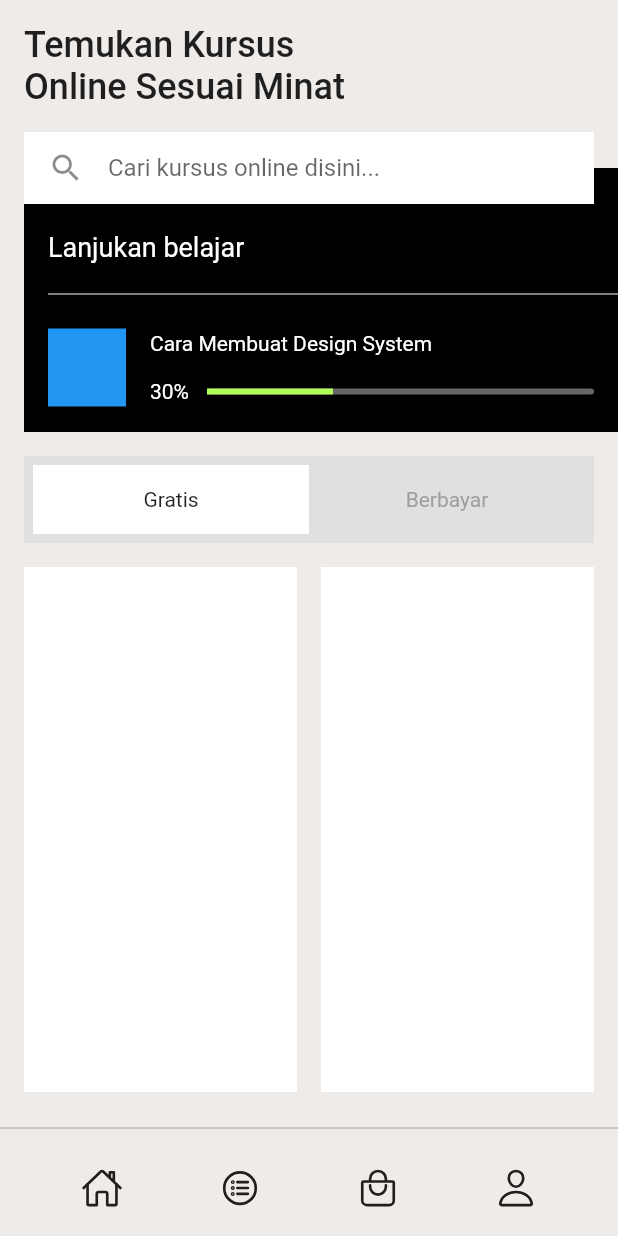
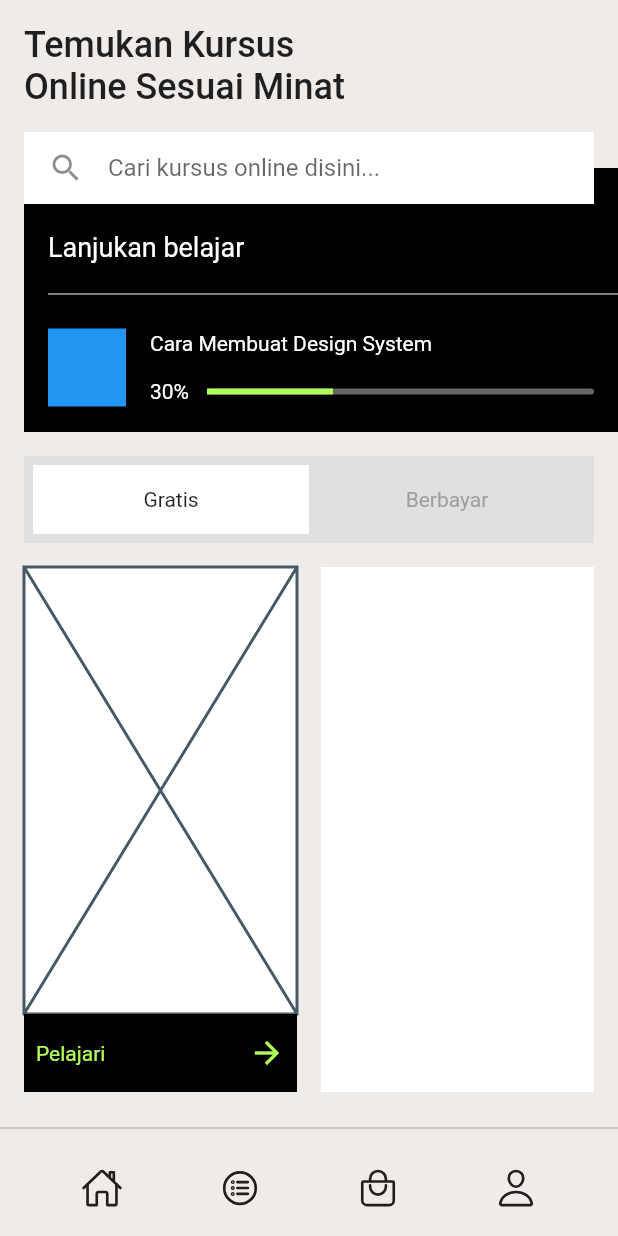
Before and after one commit to JAICHANGPARK/flutter_notebook_19th_story, a Flutter app: the screen it shows after launch, on a phone screen of 412 x 824 dp. Run offline on Flutter 3.47's test engine with Material 2 defaults, Android fonts, the phone set to English and light mode, and no system bars; our stand-ins replace bubble_tab_indicator, cached_network_image, countup, fl_chart, flutter_riverpod, freezed_annotation and 4 more.

Commit message:
Update e_course_home_page.dart

```diff
--- a/lib/ep1148_e_course_app/src/ui/e_course_home_page.dart
+++ b/lib/ep1148_e_course_app/src/ui/e_course_home_page.dart
@@ -211,6 +211,33 @@ class _ECourseHomePageState extends State<ECourseHomePage> {
                                   decoration: BoxDecoration(
                                     color: Colors.white,
                                   ),
+                                  child: Column(
+                                    children: [
+                                      Expanded(child: Placeholder()),
+                                      Container(
+                                        height: 52,
+                                        decoration: BoxDecoration(
+                                          color: Colors.black,
+                                        ),
+                                        padding: EdgeInsets.symmetric(horizontal: 8),
+                                        child: Row(
+                                          mainAxisAlignment: MainAxisAlignment.spaceBetween,
+                                          children: [
+                                            Text(
+                                              "Pelajari",
+                                              style: TextStyle(
+                                                color: Colors.lightGreenAccent,
+                                              ),
+                                            ),
+                                            Icon(
+                                              Icons.arrow_forward,
+                                              color: Colors.lightGreenAccent,
+                                            )
+                                          ],
+                                        ),
+                                      )
+                                    ],
+                                  ),
                                 ),
                               ),
                               SizedBox(
```
